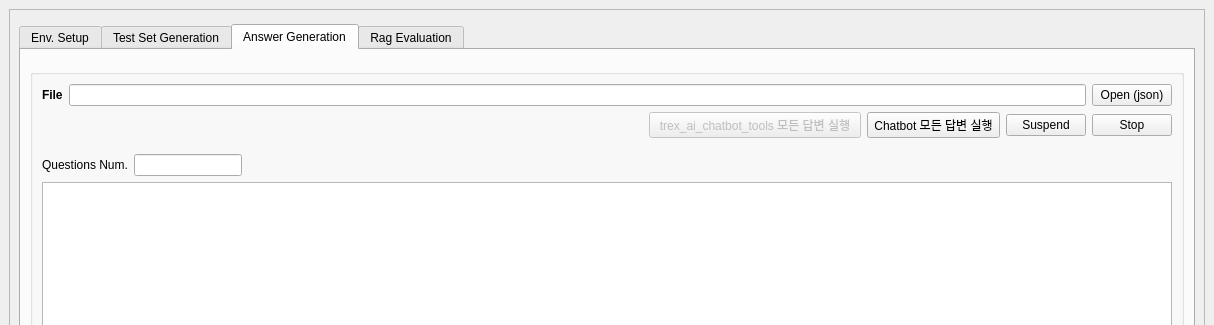
Above: chatgpt_performance_metric/source/ui_designer/main_frame.ui from tom-shin/perf_metric before the change; both pictures show x 0 to 1214 and y 0 to 325 of the 1214 by 845 pixel window. Below: the same form after it.
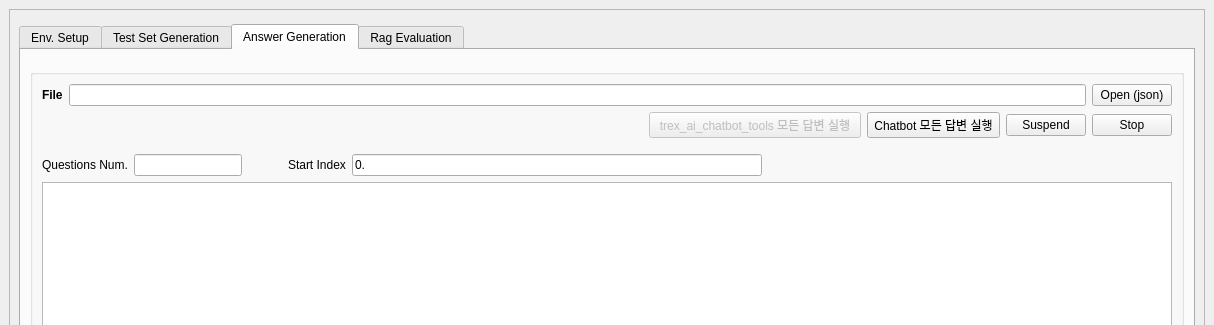
That is the form after the change. The open tabs and pages were chosen to show the change.

```diff
--- a/chatgpt_performance_metric/source/ui_designer/main_frame.ui
+++ b/chatgpt_performance_metric/source/ui_designer/main_frame.ui
@@ -810,6 +810,51 @@
                   </property>
                  </widget>
                 </item>
+                <item>
+                 <spacer name="horizontalSpacer_9">
+                  <property name="orientation">
+                   <enum>Qt::Horizontal</enum>
+                  </property>
+                  <property name="sizeType">
+                   <enum>QSizePolicy::Fixed</enum>
+                  </property>
+                  <property name="sizeHint" stdset="0">
+                   <size>
+                    <width>40</width>
+                    <height>20</height>
+                   </size>
+                  </property>
+                 </spacer>
+                </item>
+                <item>
+                 <widget class="QLabel" name="label_17">
+                  <property name="font">
+                   <font>
+                    <weight>50</weight>
+                    <bold>false</bold>
+                   </font>
+                  </property>
+                  <property name="text">
+                   <string>Start Index</string>
+                  </property>
+                 </widget>
+                </item>
+                <item>
+                 <widget class="QLineEdit" name="startidxlineEdit">
+                  <property name="font">
+                   <font>
+                    <weight>50</weight>
+                    <bold>false</bold>
+                   </font>
+                  </property>
+                  <property name="text">
+                   <string>0.</string>
+                  </property>
+                  <property name="readOnly">
+                   <bool>true</bool>
+                  </property>
+                 </widget>
+                </item>
                 <item>
                  <spacer name="horizontalSpacer_7">
                   <property name="orientation">
```
